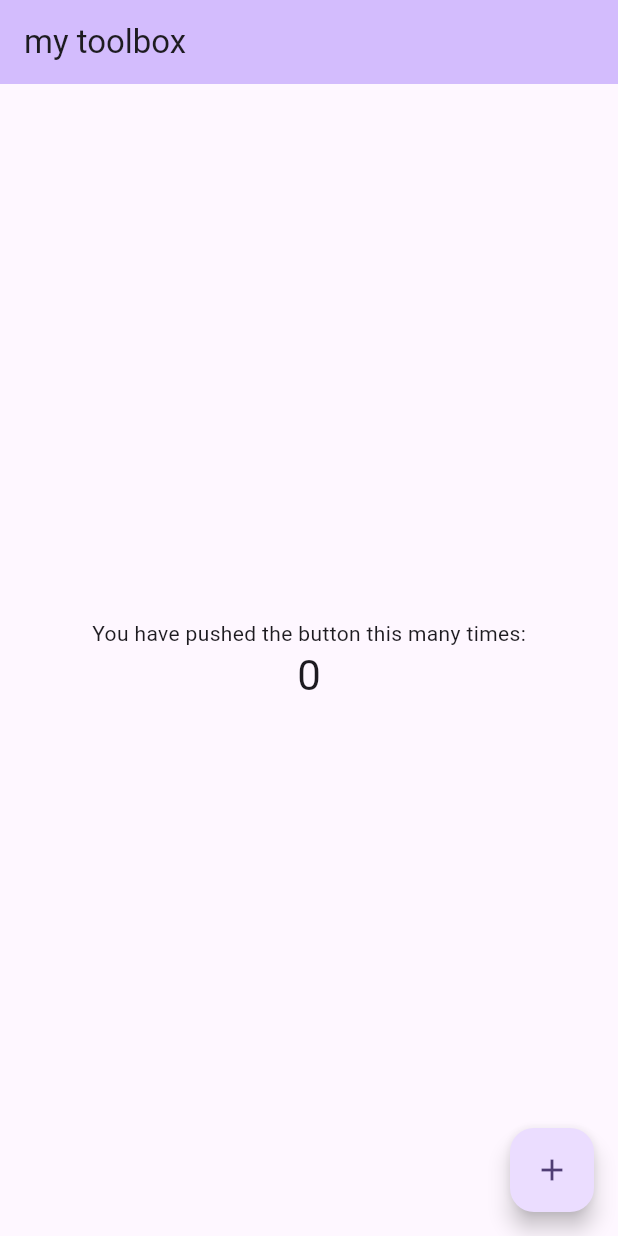
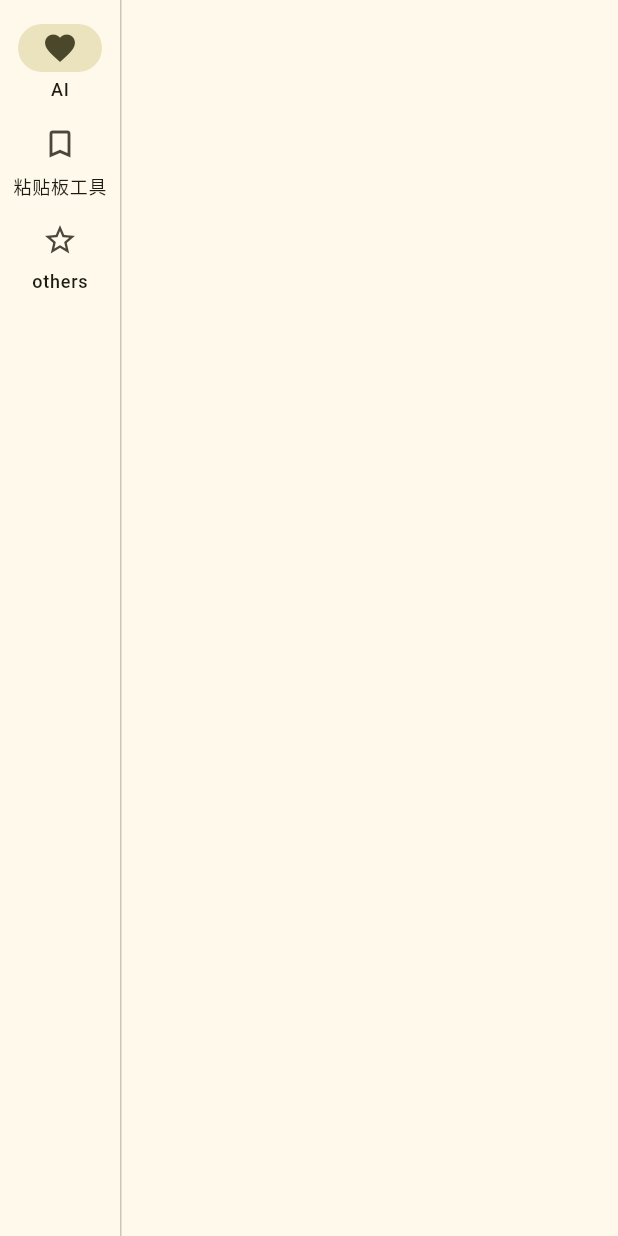
Before and after one commit to lilong7676/mytoolbox, a Flutter app: the HomePage screen opened by its route, on a phone screen of 412 x 824 dp. Run offline on Flutter 3.47's test engine with Material 3 defaults, Android fonts, the phone set to English and light mode, and no system bars; our stand-ins replace go_router, shared_preferences; accounts and stored records are empty.

Commit message:
mock 登录后跳转；

```diff
--- /dev/null
+++ b/devtools_options.yaml
@@ -0,0 +1 @@
+extensions:
--- /dev/null
+++ b/lib/common/theme.dart
@@ -0,0 +1,14 @@
+import 'package:flutter/material.dart';
+
+final appTheme = ThemeData(
+  colorSchemeSeed: Colors.yellow,
+  useMaterial3: true,
+  textTheme: const TextTheme(
+    displayLarge: TextStyle(
+      fontFamily: 'Corben',
+      fontWeight: FontWeight.w700,
+      fontSize: 24,
+      color: Colors.black,
+    ),
+  ),
+);
--- /dev/null
+++ b/lib/models/app.dart
@@ -0,0 +1,22 @@
+import 'package:flutter/foundation.dart';
+import 'package:mytoolbox/models/user.dart';
+
+class AppModel extends ChangeNotifier {
+  bool _isLogin = false;
+  bool get isLogin => _isLogin;
+
+  late User _user;
+  User get user => _user;
+
+  void login() {
+    _isLogin = true;
+    _user = User.fromJson(Map<String, dynamic>.from(
+        {'uid': '123456', 'name': 'test', 'email': ''}));
+    notifyListeners();
+  }
+
+  void logout() {
+    _isLogin = false;
+    notifyListeners();
+  }
+}
--- /dev/null
+++ b/lib/models/user.dart
@@ -0,0 +1,11 @@
+class User {
+  final String uid;
+  final String email;
+  final String name;
+
+  // 使用json初始化 user
+  User.fromJson(Map<String, dynamic> json)
+      : uid = json['uid'],
+        email = json['email'],
+        name = json['name'];
+}
--- /dev/null
+++ b/lib/pages/home_page.dart
@@ -0,0 +1,95 @@
+import 'package:flutter/material.dart';
+import 'package:provider/provider.dart';
+
+class HomePage extends StatefulWidget {
+  const HomePage({super.key, this.title = 'my toolbox'});
+
+  // This widget is the home page of your application. It is stateful, meaning
+  // that it has a State object (defined below) that contains fields that affect
+  // how it looks.
+
+  // This class is the configuration for the state. It holds the values (in this
+  // case the title) provided by the parent (in this case the App widget) and
+  // used by the build method of the State. Fields in a Widget subclass are
+  // always marked "final".
+
+  final String title;
+
+  final bool isLogin = false;
+
+  @override
+  State<HomePage> createState() => _HomePageState();
+}
+
+class _HomePageState extends State<HomePage> {
+  int _selectedIndex = 0;
+  NavigationRailLabelType labelType = NavigationRailLabelType.all;
+  bool showLeading = false;
+  bool showTrailing = false;
+  double groupAlignment = -1.0;
+
+  @override
+  Widget build(BuildContext context) {
+    // This method is rerun every time setState is called, for instance as done
+    // by the _incrementCounter method above.
+    //
+    // The Flutter framework has been optimized to make rerunning build methods
+    // fast, so that you can just rebuild anything that needs updating rather
+    // than having to individually change instances of widgets.
+    return Scaffold(
+      body: Row(
+        children: <Widget>[
+          NavigationRail(
+            selectedIndex: _selectedIndex,
+            groupAlignment: groupAlignment,
+            onDestinationSelected: (int index) {
+              setState(() {
+                _selectedIndex = index;
+              });
+            },
+            labelType: labelType,
+            leading: showLeading
+                ? FloatingActionButton(
+                    elevation: 0,
+                    onPressed: () {
+                      // Add your onPressed code here!
+                    },
+                    child: const Icon(Icons.add),
+                  )
+                : const SizedBox(),
+            trailing: showTrailing
+                ? IconButton(
+                    onPressed: () {
+                      // Add your onPressed code here!
+                    },
+                    icon: const Icon(Icons.more_horiz_rounded),
+                  )
+                : const SizedBox(),
+            destinations: const <NavigationRailDestination>[
+              NavigationRailDestination(
+                icon: Icon(Icons.favorite_border),
+                selectedIcon: Icon(Icons.favorite),
+                label: Text('AI'),
+              ),
+              NavigationRailDestination(
+                icon: Icon(Icons.bookmark_border),
+                selectedIcon: Icon(Icons.book),
+                label: Text('粘贴板工具'),
+              ),
+              NavigationRailDestination(
+                icon: Icon(Icons.star_border),
+                selectedIcon: Icon(Icons.star),
+                label: Text('others'),
+              ),
+            ],
+          ),
+          const VerticalDivider(thickness: 1, width: 1),
+          // This is the main content.
+          const Expanded(
+            child: Column(children: []),
+          )
+        ],
+      ), // This trailing comma makes auto-formatting nicer for build methods.
+    );
+  }
+}
--- a/pubspec.yaml
+++ b/pubspec.yaml
@@ -36,6 +36,8 @@ dependencies:
   # Use with the CupertinoIcons class for iOS style icons.
   cupertino_icons: ^1.0.2
   go_router: ^12.1.3
+  provider: ^6.1.1
+  shared_preferences: ^2.2.2
 
 dev_dependencies:
   flutter_test:
```
Also changed, not shown: lib/home/home_page.dart (deleted, +0 -89 lines), lib/login/login.dart (deleted, +0 -27 lines), lib/main.dart (+23 -22 lines), lib/pages/login.dart (added, +70 -0 lines), lib/utils/router.dart (+22 -9 lines), pubspec.lock, 10 other files.
